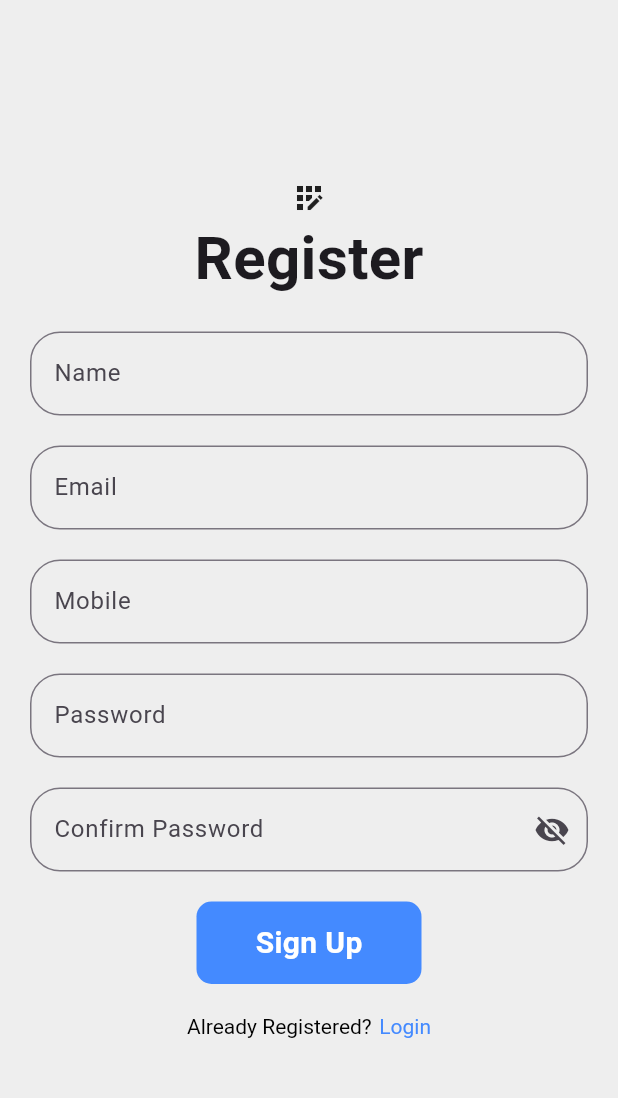
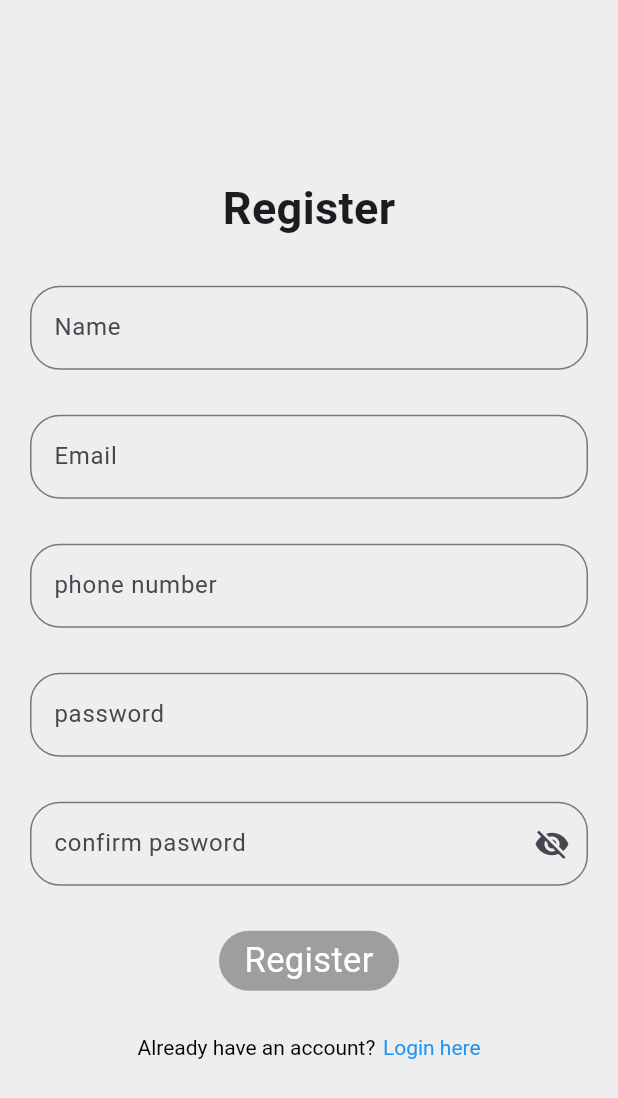
Before and after one commit to aghori90/flutter_auth, a Flutter app: the Register screen opened directly, on a phone screen of 412 x 824 dp. Shown: the top 1098 px of the screen. Run offline on Flutter 3.47's test engine with Material 2 defaults, Android fonts, the phone set to English and light mode, and no system bars; our stand-ins replace rxdart.

Commit message:
validators

```diff
--- a/lib/bloc/register_bloc.dart
+++ b/lib/bloc/register_bloc.dart
@@ -3,56 +3,61 @@ import 'package:abc/bloc/validators.dart';
 import 'package:rxdart/rxdart.dart';
 
 class RegisterBloc with Validators {
-  // controllers
-  final _registerName = BehaviorSubject<String>();
-  final _registerEmail = BehaviorSubject<String>();
-  final _registerMobile = BehaviorSubject<String>();
-  final _registerPassword = BehaviorSubject<String>();
-  final _registerCnfPassword = BehaviorSubject<String>();
+//controllers
+  final _name = BehaviorSubject<String>();
+  final _emailId = BehaviorSubject<String>();
+  final _phoneNumber = BehaviorSubject<String>();
+  final _password = BehaviorSubject<String>();
+  final _confirmPassword = BehaviorSubject<String>();
 
-  // getters
-  Stream<String> get registerName =>
-      _registerName.stream.transform(nameValidator);
-  Stream<String> get registerEmail =>
-      _registerEmail.stream.transform(emailValidator);
-  Stream<String> get registerMobile =>
-      _registerMobile.stream.transform(mobileValidator);
-  Stream<String> get registerPassword =>
-      _registerPassword.stream.transform(passwordValidator);
-  Stream<String> get registerCnfPassword =>
-      _registerCnfPassword.stream.transform(passwordValidator);
-  //for button
-  Stream<bool> get isValid => Rx.combineLatest5(
-      registerName,
-      registerEmail,
-      registerMobile,
-      registerPassword,
-      registerCnfPassword,
-      (a, b, c, d, e) => true);
+//Getters
+  Stream<String> get name => _name.stream.transform(nameValidator);
+  Stream<String> get emailId => _emailId.stream.transform(emailValidator);
+  Stream<String> get phoneNumber => _phoneNumber.stream.transform(phoneValidator);
+  Stream<String> get password => _password.stream.transform(passwordValidator);
+  Stream<String> get confirmPassword => _confirmPassword.stream.transform(confirmPasswordValidator);
 
-  // for password match
-  Stream<bool> get passMatch => Rx.combineLatest2(registerPassword, registerCnfPassword, (a, b) {
-    if(a != b){
-      return false;
-    }else{
-      return true;
+  Stream<bool> get isValid => Rx.combineLatest5(name, emailId, phoneNumber,
+      password, confirmPassword, (name, email, phone, pass, confPass) => true);
+
+  //`To match the password`
+  Stream<bool> get passwordMatch =>
+      Rx.combineLatest2(password, confirmPassword, (pass, confPass) {
+        if (pass != confPass) {
+          return false;
+        } else {
+          return true;
+        }
+      });
+
+//Setters
+  Function(String) get changeName => _name.sink.add;
+  Function(String) get changeEmailId => _emailId.sink.add;
+  Function(String) get changePhoneNumber => _phoneNumber.sink.add;
+  Function(String) get changePassword => _password.sink.add;
+  Function(String) get changeConfirmPassword => _confirmPassword.sink.add;
+
+//Submit
+  void submit() {
+    if (password != confirmPassword) {
+      _confirmPassword.sink.addError("Password doesn't match");
+    } else {
+      //TODO: CALL API
+
+      print(_name);
+      print(_emailId);
+      print(_phoneNumber);
+      print(_password);
+      print(_confirmPassword);
     }
-  });
+  }
 
-  // setters for listen form papge
-  Function(String) get changeRegisterName => _registerName.sink.add;
-  Function(String) get changeRegisterEmail => _registerEmail.sink.add;
-  Function(String) get changeRegisterMobile => _registerMobile.sink.add;
-  Function(String) get changeRegisterPassword => _registerPassword.sink.add;
-  Function(String) get changeRegisterCnfPassword =>
-      _registerCnfPassword.sink.add;
-
-  //  controller dispose
+//dispose
   void dispose() {
-    _registerName.close();
-    _registerEmail.close();
-    _registerMobile.close();
-    _registerPassword.close();
-    _registerCnfPassword.close();
+    _name.close();
+    _emailId.close();
+    _phoneNumber.close();
+    _password.close();
+    _confirmPassword.close();
   }
 }
--- a/lib/bloc/validators.dart
+++ b/lib/bloc/validators.dart
@@ -1,92 +1,128 @@
 import 'dart:async';
 
+///The `StreamTransformers` for validations
 mixin Validators {
-  // email validator
-  var emailValidator =
-    StreamTransformer<String, String>.fromHandlers(handleData: (email, sink) {
+  // login email validator
+  var emailValidator = StreamTransformer<String, String>.fromHandlers(
+    handleData: (email, sink) {
       if (email.isEmpty) {
-        return sink.addError('Field can not be empty');
+        return sink.addError("This field can't be empty");
       }
       if (email.length > 32) {
-        return sink.addError('email length can not be more the 32 characters');
+        return sink.addError("Email can't be more than 32 characters");
+      }
+      if (!email.startsWith(RegExp(r'[A-za-z]'))) {
+        return sink.addError("Email cannot start with special characters");
       }
       if (email.length < 6) {
-        return sink.addError('Email can not be less then 6 characters');
+        return sink.addError("Email is too short");
       }
-      if (!RegExp('[a-z0-9]+@[a-z]+\.[a-z]{2,3}').hasMatch(email)) {
-        return sink.addError('Entaer a valid email');
+      if (!RegExp(
+          r"^[a-zA-Z0-9.a-zA-Z0-9!#$%&'*+-/=?^_`{|}~]+@[a-zA-Z0-9]+\.[a-zA-Z]+")
+          .hasMatch(email)) {
+        return sink.addError("Invalid Email");
       } else {
         sink.add(email);
       }
-  });
+    },
+  );
 
-  // password validator
-  var loginpasswordValidator =
-    StreamTransformer<String, String>.fromHandlers(handleData: (password, sink) {
+  // login password validator
+  var loginPasswordValidator = StreamTransformer<String, String>.fromHandlers(
+    handleData: (password, sink) {
       if (password.isEmpty) {
-        return sink.addError('Field can not be empty');
+        return sink.addError("This field can't be empty");
       }
       if (password.length < 8) {
-        return sink.addError('password can not be less then 8 characters');
+        return sink.addError("Password can't be less than 8 characters");
       } else {
         sink.add(password);
       }
-  });
+    },
+  );
 
   // name validator
-  var nameValidator =
-    StreamTransformer<String, String>.fromHandlers(handleData: (name, sink) {
+  var nameValidator = StreamTransformer<String, String>.fromHandlers(
+    handleData: (name, sink) {
       if (name.isEmpty) {
-        return sink.addError('Field can not be empty');
+        return sink.addError("This field can't be empty");
       }
+
       if (name.length > 32) {
-        return sink.addError('name length can not be more the 32 characters');
+        return sink.addError("Name can't be more than 32 characters");
       }
       if (name.length < 3) {
-        return sink.addError('name can not be less then 6 characters');
+        return sink.addError("Name is too short");
       }
-      if (!RegExp(r"^[A-Z][-a-zA-Z]+$").hasMatch(name)) {
-        return sink.addError('Entaer a valid name');
+      if (name.contains(RegExp(r'[0-9]'))) {
+        return sink.addError("Name field can't contain numbers");
+      }
+      if (!RegExp(r"^[a-zA-Z]+(([',. -][a-zA-Z ])?[a-zA-Z]*)*$")
+          .hasMatch(name)) {
+        return sink.addError("Invalid Name");
       } else {
         sink.add(name);
       }
-  });
+    },
+  );
 
-  // mobile validator
-  var mobileValidator =
-    StreamTransformer<String, String>.fromHandlers(handleData: (mobile, sink) {
-      if (mobile.isEmpty) {
-        return sink.addError('Field can not be empty');
+  //mobile validator
+  var phoneValidator = StreamTransformer<String, String>.fromHandlers(
+    handleData: (phone, sink) {
+      if (phone.isEmpty) {
+        return sink.addError("This field can't be empty");
       }
-      if (mobile.length > 10) {
-        return sink.addError('mobile should be of 10 digits');
+      if (phone.length > 10) {
+        return sink.addError("Phone number can't be more than 10 digits");
       }
-      if (mobile.length < 10) {
-        return sink.addError('Mobile should be of 10 digits');
+      if (phone.length < 10) {
+        return sink.addError("Phone number can't be less than 10 digits");
       }
-      if (!RegExp(r"[0-9]{10}").hasMatch(mobile)) {
-        return sink.addError('Entaer a valid mobile');
+      if (phone.contains(RegExp(r'[A-Z]')) ||
+          phone.contains(RegExp(r'[a-z]'))) {
+        return sink.addError("Phone number can only contain numbers");
+      }
+      if (!RegExp(r"[0-9]{10}").hasMatch(phone)) {
+        return sink.addError("Not a valid phone number");
+      }
+      if (!phone.startsWith(RegExp(r"[0-9]"))) {
+        return sink.addError("Not a valid phone number");
       } else {
-        sink.add(mobile);
+        sink.add(phone);
       }
-  });
+    },
+  );
 
-  // password validator
-  var passwordValidator =
-    StreamTransformer<String, String>.fromHandlers(handleData: (password, sink) {
+  // register password validator
+  var passwordValidator = StreamTransformer<String, String>.fromHandlers(
+    handleData: (password, sink) {
       if (password.isEmpty) {
-        return sink.addError('Field can not be empty');
+        return sink.addError("This field can't be empty");
       }
-      if (password.length > 10) {
-        return sink.addError('password should be of 10 digits');
+      if (password.length < 8) {
+        return sink.addError("Password can't be less than 8 characters");
       }
-      if (password.length < 6) {
-        return sink.addError('Mobile should be of 6 digits');
+      if (password.length < 8) {
+        return sink.addError("Password can't be less than 8 characters");
       }
-      if (!RegExp(r"^(?=.*[A-Za-z])(?=.*\d)[A-Za-z\d]{8,}$").hasMatch(password)) {
-        return sink.addError('Entaer a valid password');
+      if (!RegExp(r"^(?=.*[a-z])(?=.*[A-Z])(?=.*\d)(?=.*[^\da-zA-Z]).{8,15}$")
+          .hasMatch(password)) {
+        return sink.addError(
+            "Password must contain one small,Captial and a special character");
       } else {
         sink.add(password);
       }
-  });
+    },
+  );
+
+  // confirm password validator
+  var confirmPasswordValidator = StreamTransformer<String, String>.fromHandlers(
+    handleData: (confPass, sink) {
+      if (confPass.isEmpty) {
+        return sink.addError("This field can't be empty");
+      } else {
+        sink.add(confPass);
+      }
+    },
+  );
 }
--- a/lib/main.dart
+++ b/lib/main.dart
@@ -26,7 +26,7 @@ class MyApp extends StatelessWidget {
           colorScheme: ColorScheme.fromSeed(seedColor: Colors.deepPurple),
           useMaterial3: true,
         ),
-        home: const Login(),
+        home: Login(),
       ),
     );
   }
--- a/lib/screen/register.dart
+++ b/lib/screen/register.dart
@@ -5,145 +5,115 @@ import 'package:flutter/material.dart';
 import 'package:provider/provider.dart';
 
 class Register extends StatefulWidget {
-  const Register({super.key});
-
   @override
-  State<Register> createState() => _RegisterState();
+  _RegisterState createState() => _RegisterState();
 }
 
 class _RegisterState extends State<Register> {
-  // global key for form value
-  // assign it to the form 1
   GlobalKey<FormState> _formKey = GlobalKey<FormState>();
-
-  // set state for confirm password visible
   bool isVisible = true;
 
   @override
   Widget build(BuildContext context) {
-    final bloc =
-        Provider.of<RegisterBloc>(context, listen: false); // bloc provider
+    final bloc = Provider.of<RegisterBloc>(context, listen: false);
+
     return Scaffold(
-      backgroundColor: Colors.grey[200],
       body: Form(
-        // at last wrap with form widget
-        key: _formKey, // form GlobalKey 1
+        key: _formKey,
         child: Container(
-          // alignment: Alignment.center,
+          color: Colors.grey[200],
+          alignment: Alignment.center,
           padding: EdgeInsets.symmetric(horizontal: 20),
           child: SingleChildScrollView(
-            // widget to prevent overflow (imp)
             child: Column(
-              // mainAxisAlignment: MainAxisAlignment.center,
+              mainAxisAlignment: MainAxisAlignment.center,
               children: [
-                const SizedBox(
-                  height: 120,
+                Text(
+                  "Register",
+                  style: TextStyle(
+                    fontSize: 30,
+                    fontWeight: FontWeight.bold,
                   ),
-                Icon(Icons.app_registration_sharp),
-                Text(
-                  'Register',
-                  style: TextStyle(fontWeight: FontWeight.bold, fontSize: 40),
                 ),
-                const SizedBox(
-                  height: 20,
-                ),
-
-                // field 1 : name
+                SizedBox(height: 30),
                 StreamBuilder<Object>(
-                    stream: bloc.registerName,
+                    stream: bloc.name,
                     builder: (context, snapshot) {
                       return TextField(
                         keyboardType: TextInputType.text,
                         decoration: InputDecoration(
-                          hintText: 'Enter Name',
-                          labelText: 'Name',
+                          hintText: "Enter Name",
+                          labelText: "Name",
                           errorText: snapshot.error?.toString(),
                           border: OutlineInputBorder(
                             borderRadius: BorderRadius.circular(20),
                           ),
                         ),
-                        onChanged: (value) => bloc.changeRegisterName,
+                        onChanged: (value) => bloc.changeName(value),
                       );
                     }),
-                const SizedBox(
-                  height: 20,
-                ),
-
-                // field 2 : email
+                SizedBox(height: 30),
                 StreamBuilder<Object>(
-                    stream: bloc.registerEmail,
+                    stream: bloc.emailId,
                     builder: (context, snapshot) {
                       return TextField(
                         keyboardType: TextInputType.emailAddress,
                         decoration: InputDecoration(
-                          hintText: 'Enter Email',
-                          labelText: 'Email',
+                          hintText: "Enter Email",
+                          labelText: "Email",
                           errorText: snapshot.error?.toString(),
                           border: OutlineInputBorder(
                             borderRadius: BorderRadius.circular(20),
                           ),
                         ),
-                        onChanged: (value) => bloc.changeRegisterEmail,
+                        onChanged: bloc.changeEmailId,
                       );
                     }),
-                const SizedBox(
-                  height: 20,
-                ),
-
-                // field 3 : contact
+                SizedBox(height: 30),
                 StreamBuilder<Object>(
-                    stream: bloc.registerMobile,
+                    stream: bloc.phoneNumber,
                     builder: (context, snapshot) {
                       return TextField(
-                        keyboardType: TextInputType.number,
+                        keyboardType: TextInputType.phone,
                         decoration: InputDecoration(
-                          hintText: 'Enter Mobile',
-                          labelText: 'Mobile',
+                          hintText: "Enter Phone number",
+                          labelText: "phone number",
                           errorText: snapshot.error?.toString(),
                           border: OutlineInputBorder(
                             borderRadius: BorderRadius.circular(20),
                           ),
                         ),
-                        onChanged: (value) => bloc.changeRegisterMobile,
+                        onChanged: bloc.changePhoneNumber,
                       );
                     }),
-                const SizedBox(
-                  height: 20,
-                ),
-
-                // field 5 : password
+                SizedBox(height: 30),
                 StreamBuilder<Object>(
-                    stream: bloc.registerPassword,
+                    stream: bloc.password,
                     builder: (context, snapshot) {
                       return TextField(
                         keyboardType: TextInputType.emailAddress,
                         obscureText: true,
                         decoration: InputDecoration(
-                          hintText: 'Enter Password',
-                          labelText: 'Password',
+                          hintText: "Password",
+                          labelText: "password",
                           errorText: snapshot.error?.toString(),
                           border: OutlineInputBorder(
                             borderRadius: BorderRadius.circular(20),
                           ),
                         ),
-                        onChanged: bloc.changeRegisterPassword,
+                        onChanged: bloc.changePassword,
                       );
                     }),
-                const SizedBox(
-                  height: 20,
-                ),
-
-                // field 6 : Confirm password
+                SizedBox(height: 30),
                 StreamBuilder<Object>(
-                    stream: bloc.registerCnfPassword,
+                    stream: bloc.confirmPassword,
                     builder: (context, snapshot) {
                       return TextField(
                         keyboardType: TextInputType.emailAddress,
-                        obscureText: isVisible ? true : false,
-                        //condition for eye button
+                        obscureText: isVisible,
                         decoration: InputDecoration(
-                          hintText: 'Enter Confirm Password',
-                          labelText: 'Confirm Password',
+                          hintText: "Confirm Password",
+                          labelText: "confirm pasword",
                           errorText: snapshot.error?.toString(),
                           border: OutlineInputBorder(
                             borderRadius: BorderRadius.circular(20),
@@ -159,39 +129,30 @@ class _RegisterState extends State<Register> {
                             },
                           ),
                         ),
-                        onChanged: (value) => bloc.changeRegisterCnfPassword,
+                        onChanged: bloc.changeConfirmPassword,
                       );
                     }),
-                const SizedBox(
-                  height: 20,
+                SizedBox(height: 30),
+                _buildButton(),
+                SizedBox(height: 30),
+                RichText(
+                  text: TextSpan(children: [
+                    TextSpan(
+                      text: "Already have an account?",
+                      style: TextStyle(color: Colors.black),
                     ),
-                // button <creating a method>
-                _buildButton(),
-                const SizedBox(
-                  height: 20,
-                ),
-                RichText(
-                  text: TextSpan(
-                    children: [
+                    WidgetSpan(child: SizedBox(width: 5)),
                     TextSpan(
-                          text: 'Already Registered?',
-                          style: TextStyle(color: Colors.black)),
-                      WidgetSpan(
-                          child: SizedBox(
-                        width: 5,
-                      )),
-                      TextSpan(
-                          text: 'Login',
-                          style: TextStyle(color: Colors.blueAccent),
+                        text: "Login here",
+                        style: TextStyle(color: Colors.blue),
                         recognizer: TapGestureRecognizer()
                           ..onTap = () {
-                              // navigate to login screen
-                              Navigator.of(context).pushReplacement(
-                                  MaterialPageRoute(
-                                      builder: (context) => Login()));
-                            }),
-                    ],
-                  ),
+                            Navigator.of(context)
+                                .pushReplacement(MaterialPageRoute(
+                              builder: (context) => Login(),
+                            ));
+                          })
+                  ]),
                 ),
               ],
             ),
@@ -201,32 +162,37 @@ class _RegisterState extends State<Register> {
     );
   }
 
-  // creating a method
   Widget _buildButton() {
     final bloc = Provider.of<RegisterBloc>(context, listen: false);
+
     return StreamBuilder<Object>(
         stream: bloc.isValid,
         builder: (context, snapshot) {
           return GestureDetector(
-          onTap: snapshot.hasError ? null : () {
-            // TODO : Login Here
+            onTap: snapshot.hasError || !snapshot.hasData
+                ? null
+                : () {
+              bloc.submit();
             },
             child: Container(
-            height: 55,
-            width: 150,
+              height: 40,
+              width: 120,
               alignment: Alignment.center,
               decoration: BoxDecoration(
-              color: snapshot.hasError ? Colors.grey : Colors.blueAccent,
-              borderRadius: BorderRadius.circular(10),
+                borderRadius: BorderRadius.circular(20),
+                color: snapshot.hasError || !snapshot.hasData
+                    ? Colors.grey
+                    : Colors.blueAccent,
               ),
               child: Text(
-              'Sign Up',
+                "Register",
                 style: TextStyle(
-                  fontWeight: FontWeight.bold, fontSize: 20, color: Colors.white),
+                  color: Colors.white,
+                  fontSize: 23,
+                ),
               ),
             ),
           );
-      }
-    );
+        });
   }
 }
```
Also changed, not shown: lib/bloc/login_bloc.dart (+46 -10 lines), lib/screen/login.dart (+72 -85 lines). Lines whose indentation alone changed are shown as unchanged.
